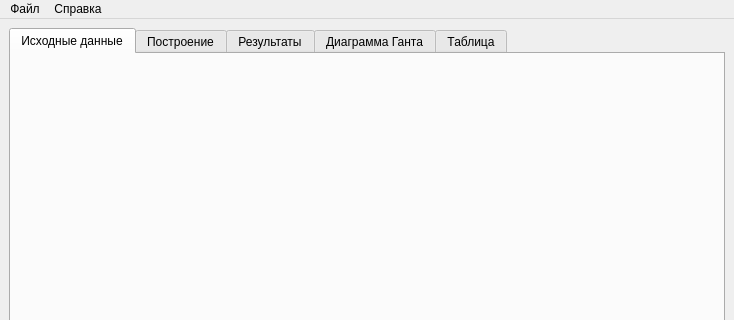
First picture: the form in src/CrossUI/mainwindow.ui, repository Vasteri/MetaDiplom, before the edit; both pictures show x 0 to 734 and y 0 to 320 of the 734 by 529 pixel window.
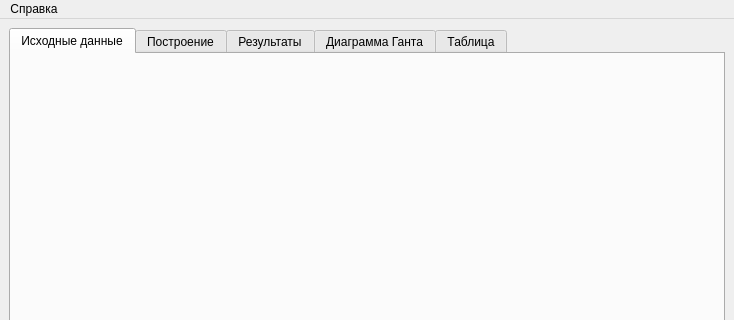
Second picture: the form after the edit.

Commit message: feat: new window About

What changed in the file:
```diff
--- a/src/CrossUI/mainwindow.ui
+++ b/src/CrossUI/mainwindow.ui
@@ -63,18 +63,12 @@
      <height>23</height>
     </rect>
    </property>
-   <widget class="QMenu" name="menu">
-    <property name="title">
-     <string>Файл</string>
-    </property>
-   </widget>
    <widget class="QMenu" name="menu_2">
     <property name="title">
      <string>Справка</string>
     </property>
     <addaction name="action"/>
    </widget>
-   <addaction name="menu"/>
    <addaction name="menu_2"/>
   </widget>
   <widget class="QStatusBar" name="statusbar"/>
```
The commit also changes 2 other files.
